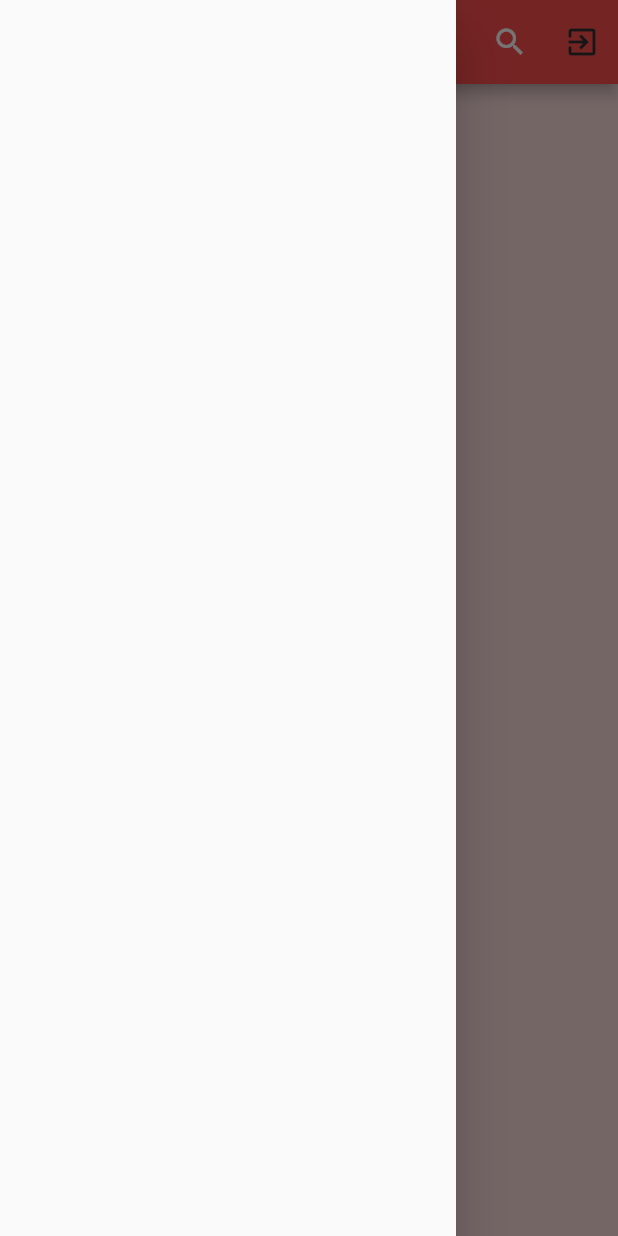
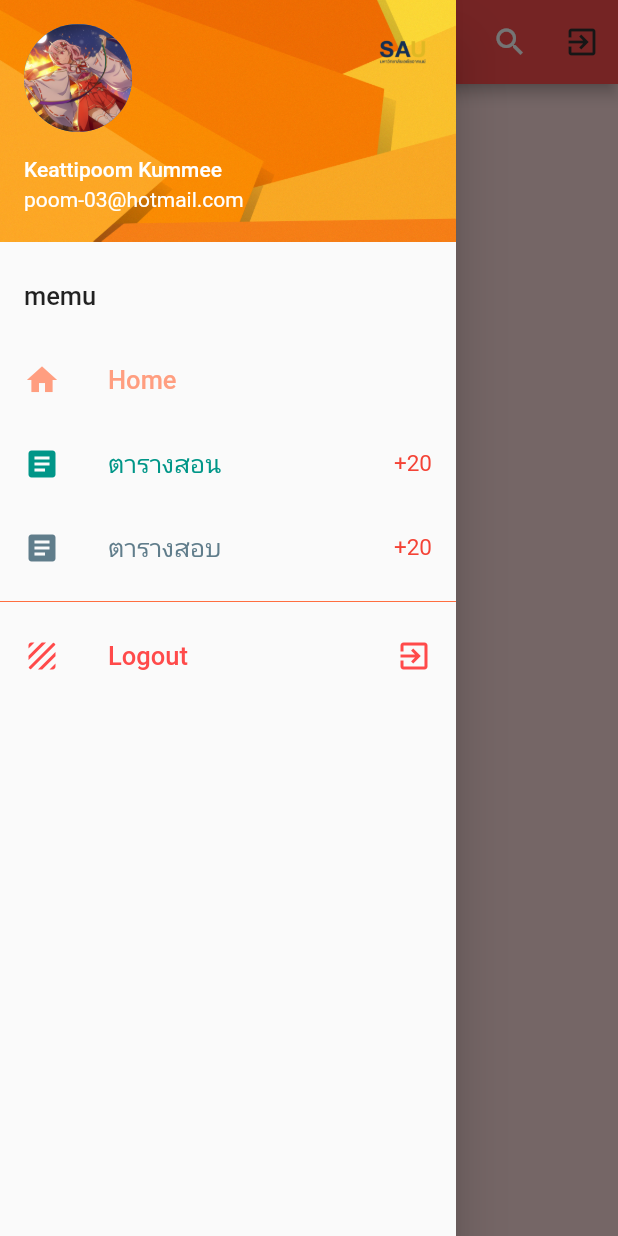
Before and after one commit to poom-git-code/flutter_app_test1, a Flutter app: the SecondUI screen opened directly, with the side drawer open, on a phone screen of 412 x 824 dp. Run offline on Flutter 3.47's test engine with Material 2 defaults, Android fonts, the phone set to English and light mode, and no system bars.

Commit message:
Code V.3 draw bar, ...

```diff
--- a/lib/main.dart
+++ b/lib/main.dart
@@ -1,12 +1,13 @@
 import 'package:flutter/material.dart';
 import 'package:flutter_app_test1/views/frist_ui.dart';
 import 'package:flutter_app_test1/views/second_ui.dart';
+import 'package:flutter_app_test1/views/third_ui.dart';
 
 void main() {
   runApp(
     MaterialApp(
       debugShowCheckedModeBanner: false,
-      home: SecondUI(),
+      home: ThirdUI(),
     ),
   );
 }
--- a/lib/views/second_ui.dart
+++ b/lib/views/second_ui.dart
@@ -39,7 +39,123 @@ class _SecondUIState extends State<SecondUI> {
         ],
       ),
       drawer: Drawer(
-
+        child: ListView(
+          padding: EdgeInsets.zero,
+          children: [
+            UserAccountsDrawerHeader(
+              accountName: Text(
+                'Keattipoom Kummee',
+              ),
+              accountEmail: Text(
+                'poom-03@hotmail.com',
+              ),
+              currentAccountPicture: CircleAvatar(
+                backgroundImage: AssetImage(
+                  'assets/images/suna.PNG'
+                ),
+              ),
+              otherAccountsPictures: [
+                Image.asset('assets/images/sauim.png'),
+              ],
+              decoration: BoxDecoration(
+                image: DecorationImage(
+                  image: AssetImage(
+                    'assets/images/background.png',
+                  ),
+                  fit: BoxFit.fill
+                ),
+              ),
+            ),
+            ListTile(
+              title: Text(
+                'memu',
+                style: TextStyle(
+                    fontSize: 17,
+                ),
+              ),
+            ),
+            ListTile(
+              onTap: (){},
+              title: Text(
+                'Home',
+                style: TextStyle(
+                  fontSize: 17,
+                  color: Colors.deepOrangeAccent[100]
+                ),
+              ),
+              leading: Icon(
+                Icons.home,
+                color: Colors.deepOrangeAccent[100],
+              ),
+            ),
+            ListTile(
+              onTap: (){},
+              title: Text(
+                'ตารางสอน',
+                style: TextStyle(
+                    fontSize: 17,
+                    color: Colors.teal
+                ),
+              ),
+              leading: Icon(
+                Icons.article,
+                color: Colors.teal
+              ),
+              trailing: Text(
+                '+20',
+                style: TextStyle(
+                  color: Colors.red,
+                  fontSize: 15
+                ),
+              ),
+            ),
+            ListTile(
+              onTap: (){},
+              title: Text(
+                'ตารางสอบ',
+                style: TextStyle(
+                    fontSize: 17,
+                    color: Colors.blueGrey
+                ),
+              ),
+              leading: Icon(
+                  Icons.article,
+                  color: Colors.blueGrey
+              ),
+              trailing: Text(
+                '+20',
+                style: TextStyle(
+                    color: Colors.red,
+                    fontSize: 15
+                ),
+              ),
+            ),
+            Divider(
+              color: Colors.deepOrangeAccent,
+            ),
+            ListTile(
+              onTap: (){},
+              title: Text(
+                'Logout',
+                style: TextStyle(
+                    fontSize: 17,
+                    color: Color(0xffff4a4a)
+                ),
+              ),
+              leading: Icon(
+                  Icons.texture,
+                  color: Color(0xffff4a4a)
+              ),
+              trailing: InkWell(
+                onTap: (){},
+                child: Icon(
+                  Icons.exit_to_app,
+                  color: Color(0xffff4a4a)
+                ),
+              ),
+            ),
+          ],
+        ),
       ),
 
     );
--- a/pubspec.yaml
+++ b/pubspec.yaml
@@ -48,6 +48,10 @@ flutter:
   # assets:
   #   - images/a_dot_burr.jpeg
   #   - images/a_dot_ham.jpeg
+  assets:
+    - assets/images/background.png
+    - assets/images/sauim.png
+    - assets/images/suna.PNG
 
   # An image asset can refer to one or more resolution-specific "variants", see
   # https://flutter.dev/assets-and-images/#resolution-aware.
```
Also changed, not shown: lib/views/third_a.dart (added, +24 -0 lines), lib/views/third_b.dart (added, +24 -0 lines), lib/views/third_c.dart (added, +24 -0 lines), lib/views/third_d.dart (added, +24 -0 lines), lib/views/third_ui.dart (+63 -1 lines), assets/images/background.png (added), assets/images/sauim.png (added), assets/images/suna.PNG (added).
